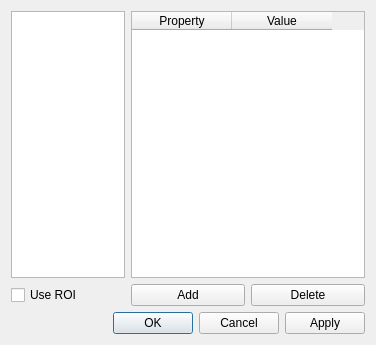
Before: the Qt Designer form src/cascade/roidlg.ui in mlz-ictrl/nicos, drawn with Qt 5.
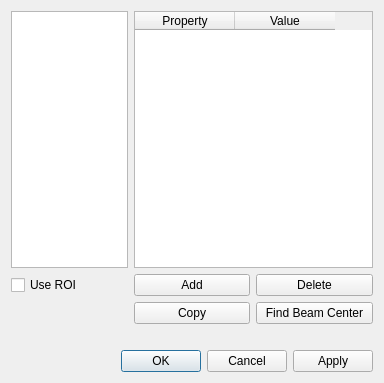
After: the same form once the commit is applied.

Commit message: find beam center & copy roi element buttons

Diff of the .ui file:
```diff
--- a/src/cascade/roidlg.ui
+++ b/src/cascade/roidlg.ui
@@ -6,8 +6,8 @@
    <rect>
     <x>0</x>
     <y>0</y>
-    <width>376</width>
-    <height>345</height>
+    <width>384</width>
+    <height>383</height>
    </rect>
   </property>
   <property name="sizePolicy">
@@ -79,8 +79,29 @@
        </property>
       </widget>
      </item>
+     <item row="2" column="1">
+      <widget class="QPushButton" name="btnCopy">
+       <property name="text">
+        <string>Copy</string>
+       </property>
+      </widget>
+     </item>
+     <item row="2" column="2">
+      <widget class="QPushButton" name="btnFit">
+       <property name="text">
+        <string>Find Beam Center</string>
+       </property>
+      </widget>
+     </item>
     </layout>
    </item>
+   <item>
+    <widget class="QLabel" name="labelFit">
+     <property name="text">
+      <string/>
+     </property>
+    </widget>
+   </item>
    <item>
     <widget class="QDialogButtonBox" name="buttonBox">
      <property name="orientation">
```
The commit also changes 6 other files.
